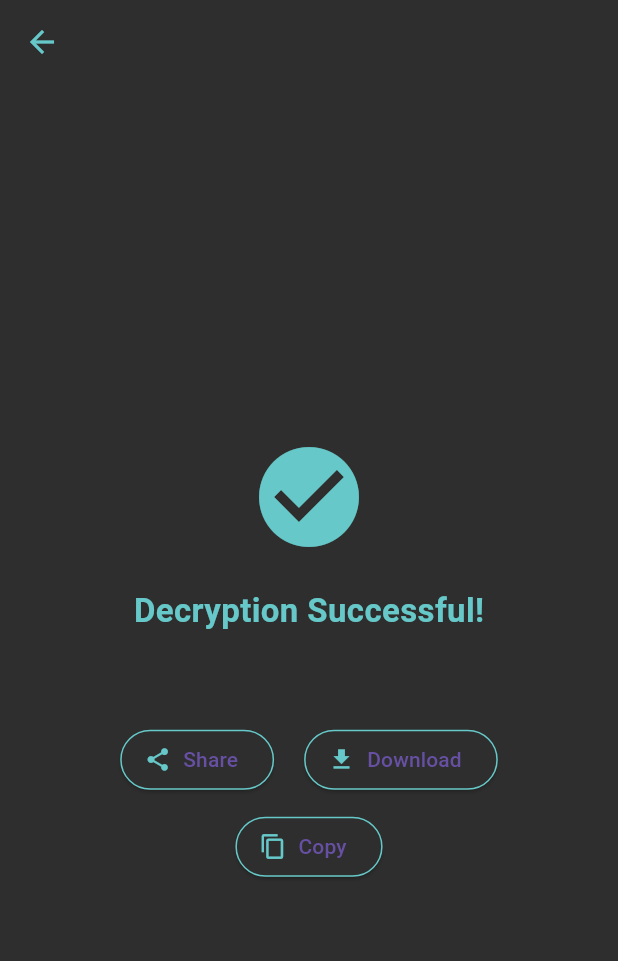
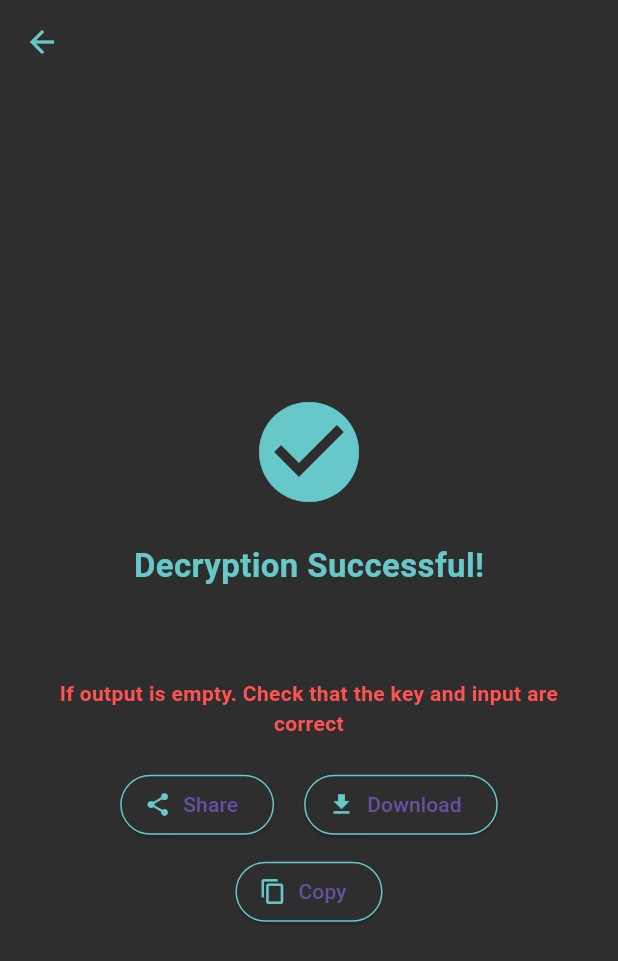
Before and after one commit to reemk2k-rgb/enigma, a Flutter app: the DecryptionSuccessPage screen opened directly, on a phone screen of 412 x 824 dp. Shown: the top 961 px of the screen. Run offline on Flutter 3.47's test engine with Material 3 defaults, Android fonts, the phone set to English and light mode, and no system bars; our stand-ins replace file_picker, flutter_secure_storage, share_plus, shared_preferences; accounts and stored records are empty.

Commit message:
تحديث الملفات الجديدة

```diff
--- a/lib/pages/decryption_success_page.dart
+++ b/lib/pages/decryption_success_page.dart
@@ -131,6 +131,22 @@ class DecryptionSuccessPage extends StatelessWidget {
 
                 const SizedBox(height: 30),
 
+                // 🔴 رسالة الخطأ إذا الناتج فاضي
+                if ((decryptedText == null || decryptedText!.trim().isEmpty) &&
+                    (filePath == null || filePath!.trim().isEmpty))
+                  Padding(
+                    padding: const EdgeInsets.only(bottom: 20),
+                    child: Text(
+                      "If output is empty. Check that the key and input are correct",
+                      textAlign: TextAlign.center,
+                      style: const TextStyle(
+                        color: Colors.redAccent,
+                        fontSize: 14,
+                        fontWeight: FontWeight.bold,
+                      ),
+                    ),
+                  ),
+
                 Wrap(
                   alignment: WrapAlignment.center,
                   spacing: 20,
@@ -147,8 +163,7 @@ class DecryptionSuccessPage extends StatelessWidget {
                     ),
                     ElevatedButton.icon(
                       onPressed: () => _downloadFile(context),
-                      icon:
-                      const Icon(Icons.download, color: Color(0xFF66C8C8)),
+                      icon: const Icon(Icons.download, color: Color(0xFF66C8C8)),
                       label: const Text("Download"),
                       style: ElevatedButton.styleFrom(
                         backgroundColor: const Color(0xFF2E2E2E),
--- a/lib/pages/password_page.dart
+++ b/lib/pages/password_page.dart
@@ -382,7 +382,7 @@ class _PasswordPageState extends State<PasswordPage> {
                     ScaffoldMessenger.of(context).showSnackBar(
                       const SnackBar(
                         content: Text(
-                          'Password must contain:\n• At least 8 characters\n• Uppercase and lowercase letters\n• A number\n• A special symbol',
+                          'Password must contain:\n• At least 8 characters\n• Uppercase and lowercase letters\n• A number\n• A special symbol @  \$  !  %  *  ?  &',
                           style: TextStyle(color: Color(0xFF66C8C8)),
                         ),
                         backgroundColor: Color(0xFF2E2E2E),
--- a/lib/pages/reset_password_page.dart
+++ b/lib/pages/reset_password_page.dart
@@ -39,7 +39,7 @@ class _ResetPasswordPageState extends State<ResetPasswordPage> {
           backgroundColor: Color(0xFF2E2E2E),
           duration: Duration(seconds: 5),
           content: Text(
-            "Password must contain:\n• At least 8 characters\n• Uppercase + lowercase\n• A number\n• A special symbol",
+            "Password must contain:\n• At least 8 characters\n• Uppercase + lowercase\n• A number\n• A special symbol @  \$  !  %  *  ?  &",
             style: TextStyle(color: Color(0xFF66C8C8)),
           ),
         ),
```
